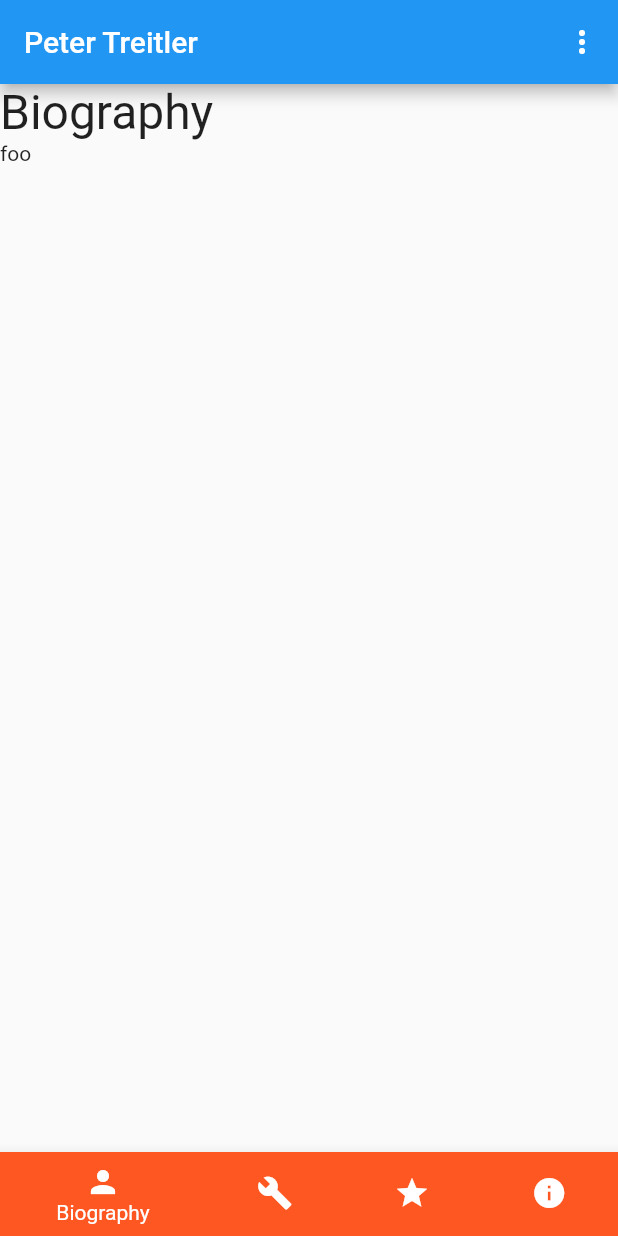
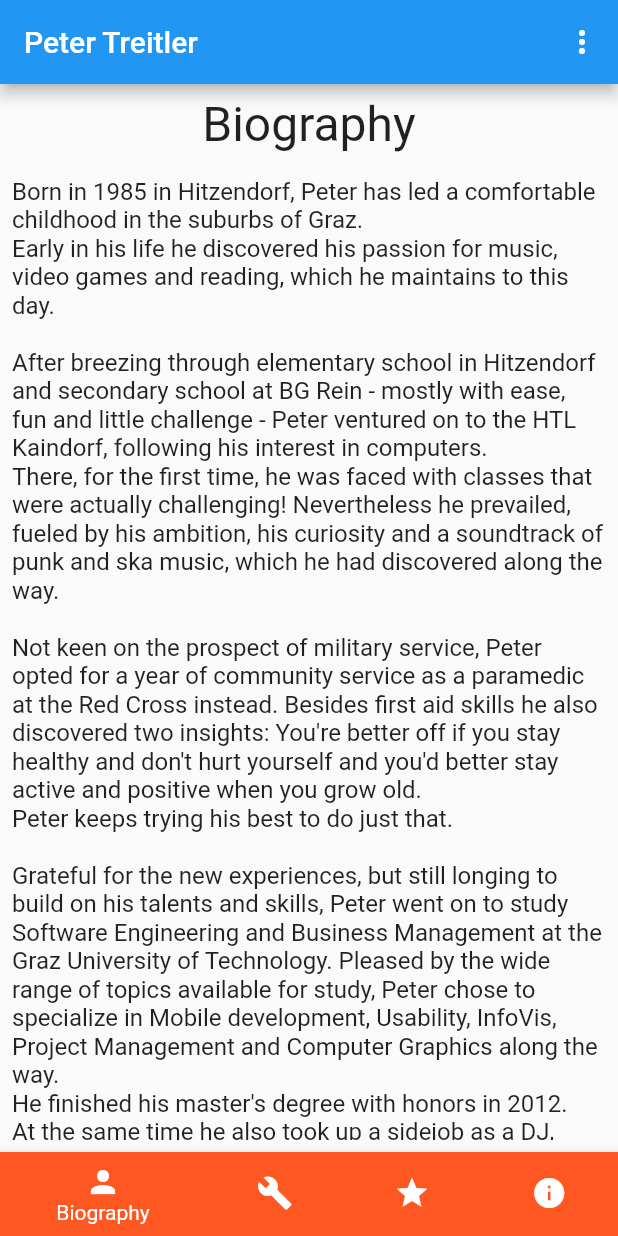
Before and after one commit to ptreitler/cv_app, a Flutter app: the screen it shows after launch, on a phone screen of 412 x 824 dp. Run offline on Flutter 3.47's test engine with Material 2 defaults, Android fonts, the phone set to English and light mode, and no system bars.

Commit message:
Add content to the biography

```diff
--- a/lib/biography.dart
+++ b/lib/biography.dart
@@ -3,14 +3,42 @@ import 'package:flutter/material.dart';
 class BiographyWidget extends StatelessWidget {
   @override
   Widget build(BuildContext context) {
-    return ListView(
-      children: <Widget>[
-        Text(
-          "Biography",
-          style: TextStyle(fontSize: 32.0),
-        ),
-        Text("foo")
-      ],
-    );
+    return Padding(
+        padding: EdgeInsets.all(8.0),
+        child: ListView(
+          children: <Widget>[
+            Center(
+                child: Text(
+              "Biography",
+              style: TextStyle(fontSize: 32.0),
+            )),
+            Padding(
+                padding: EdgeInsets.only(top: 16.0),
+                child: Text(
+                  """Born in 1985 in Hitzendorf, Peter has led a comfortable childhood in the suburbs of Graz.
+Early in his life he discovered his passion for music, video games and reading, which he maintains to this day.
+
+After breezing through elementary school in Hitzendorf and secondary school at BG Rein - mostly with ease, fun and little challenge - Peter ventured on to the HTL Kaindorf, following his interest in computers.
+There, for the first time, he was faced with classes that were actually challenging! Nevertheless he prevailed, fueled by his ambition, his curiosity and a soundtrack of punk and ska music, which he had discovered along the way.
+
+Not keen on the prospect of military service, Peter opted for a year of community service as a paramedic at the Red Cross instead. Besides first aid skills he also discovered two insights: You're better off if you stay healthy and don't hurt yourself and you'd better stay active and positive when you grow old.
+Peter keeps trying his best to do just that.
+
+Grateful for the new experiences, but still longing to build on his talents and skills, Peter went on to study Software Engineering and Business Management at the Graz University of Technology. Pleased by the wide range of topics available for study, Peter chose to specialize in Mobile development, Usability, InfoVis, Project Management and Computer Graphics along the way.
+He finished his master's degree with honors in 2012.
+At the same time he also took up a sidejob as a DJ, delighted to make people dance to the music he loves and even getting paid for it!
+
+In late 2011 Peter started working on his master's thesis. In cooperation with Boom Software Peter performed usability tests and research on desktop software and further investigated what is needed to port the user interfaces to mobile devices.
+Peter earned his master's degree with honors in 2012.
+
+In the same year he started working at easyMOBIZ. There he joined the company's mission to make smart home control via smartphones and tablets easy and enjoyable. He had the chance to deepen his skills in mobile development, software architecture and testing. He particularly enjoyed being able to learn new programming languages, including Swift, JavaScript and Kotlin.
+Peter also started feeling somewhat discontent spending most of his life behind a desk. Therefore he tried out fitness training and several different sports, such as martial arts, slacklining, dancing and climbing. He believes that newly acquired skill can teach one valuable things that can carry over to other areas of life as well.
+
+Now in 2019 Peter is still keen on learning new things and improving his body and mind and very curios about where life will take him next...
+""",
+                  style: TextStyle(fontSize: 16.0),
+                ))
+          ],
+        ));
   }
 }
```
